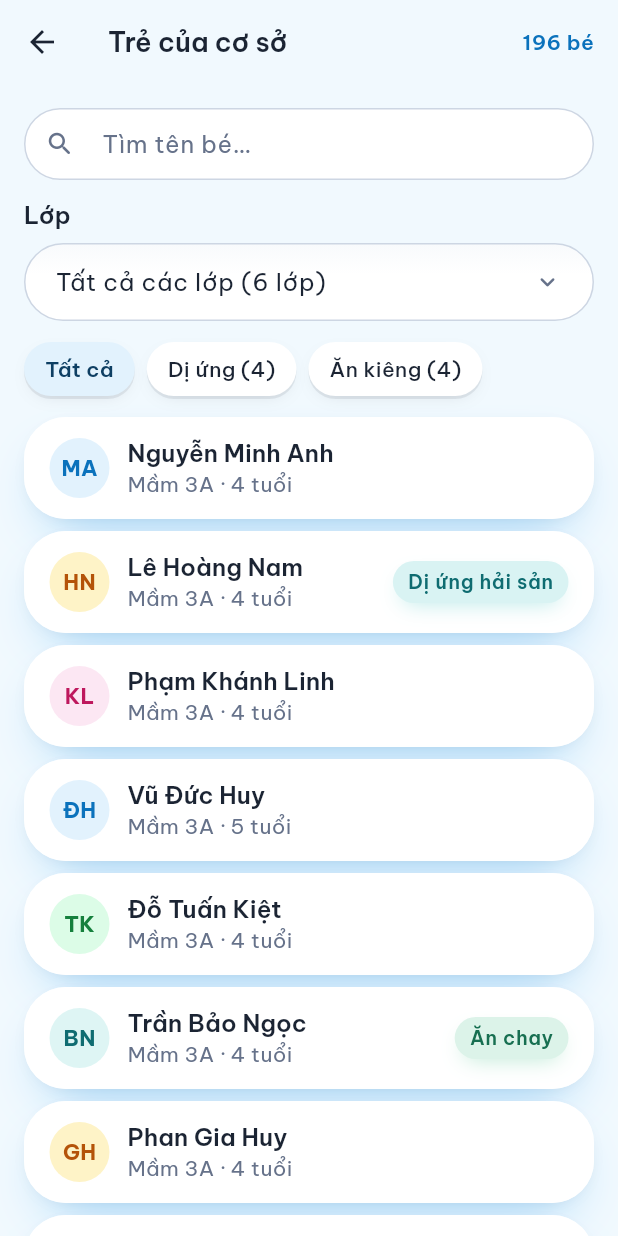
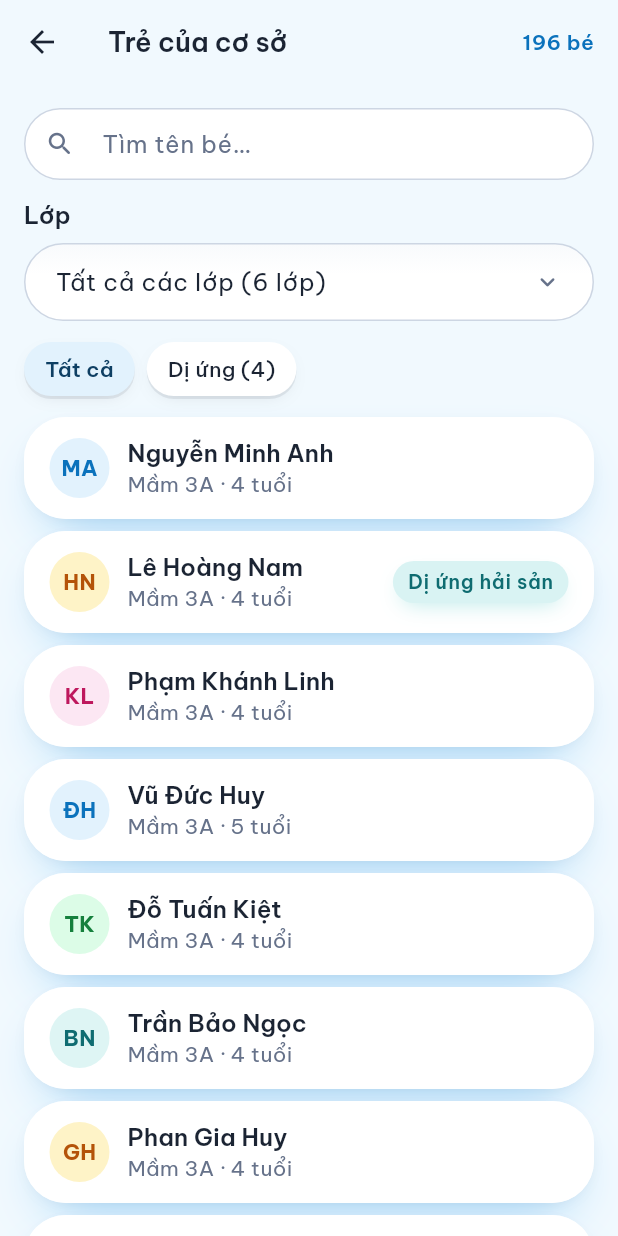
Before and after one commit to thang-04/CareNest_APP, a Flutter app: the CampusChildrenScreen screen opened directly, on a phone screen of 412 x 824 dp. Run offline on Flutter 3.47's test engine with Material 3 defaults, Android fonts, the phone set to English and light mode, and no system bars; our stand-ins replace go_router.

Commit message:
G94-194: Remove vegetarian labels from App screens
- Show only allergy tags on class, campus, meal count and menu screens
- Drop the diet filter and vegetarian alternative menus from fake data

```diff
--- a/lib/features/campus_children/data/fake_campus_children_source.dart
+++ b/lib/features/campus_children/data/fake_campus_children_source.dart
@@ -5,7 +5,7 @@ import 'package:carenest_app/features/parent_home/data/fake_parent_home_source.d
 
 /// Dữ liệu giả mockup V10 / H06: cơ sở chính 6 lớp, 196 trẻ (khớp V01: 182 có mặt + 9 có phép + 5 vắng);
 /// cơ sở 2 có 5 lớp, 138 trẻ (toàn trường 334, khớp H01). Mầm 3A lấy từ danh sách lớp của Giáo viên;
-/// ghi chú dị ứng / ăn chay các lớp cơ sở chính khớp K03. Tên là giả.
+/// ghi chú dị ứng các lớp cơ sở chính khớp K03. Tên là giả.
 class FakeCampusChildrenSource implements CampusChildrenSource {
   FakeCampusChildrenSource({
     this.mode = FakeMode.data,
@@ -47,7 +47,7 @@ class FakeCampusChildrenSource implements CampusChildrenSource {
       'Chồi 1 (CS2)',
       28,
       '5 tuổi',
-      [('Lã Bảo Nhi', RosterTag(RosterTagKind.diet, 'Ăn chay'))],
+      <(String, RosterTag?)>[('Lã Bảo Nhi', null)],
     ),
     ('cs2-la-1', 'Lá 1 (CS2)', 30, '6 tuổi', <(String, RosterTag?)>[]),
     (
@@ -66,10 +66,7 @@ class FakeCampusChildrenSource implements CampusChildrenSource {
       'Chồi 1',
       33,
       '5 tuổi',
-      [
-        ('Vương Thục Anh', RosterTag(RosterTagKind.diet, 'Ăn chay')),
-        ('Hà Minh Quân', RosterTag(RosterTagKind.diet, 'Ăn chay')),
-      ],
+      <(String, RosterTag?)>[('Vương Thục Anh', null), ('Hà Minh Quân', null)],
     ),
     (
       'class-choi-2',
@@ -99,10 +96,7 @@ class FakeCampusChildrenSource implements CampusChildrenSource {
       'Lá 2',
       38,
       '6 tuổi',
-      [
-        ('Phan Đức Mạnh', null),
-        ('Lục Diệu Linh', RosterTag(RosterTagKind.diet, 'Ăn chay')),
-      ],
+      [('Phan Đức Mạnh', null), ('Lục Diệu Linh', null)],
     ),
   ];
 
@@ -165,7 +159,7 @@ class FakeCampusChildrenSource implements CampusChildrenSource {
         ageLabel: kid.ageLabel,
         // Trạng thái trong ngày (nghỉ ốm) không thuộc danh sách cơ sở
         tag: switch (kid.tag?.kind) {
-          RosterTagKind.allergy || RosterTagKind.diet => kid.tag,
+          RosterTagKind.allergy => kid.tag,
           _ => null,
         },
       ),
--- a/lib/features/campus_children/presentation/screens/campus_children_screen.dart
+++ b/lib/features/campus_children/presentation/screens/campus_children_screen.dart
@@ -18,7 +18,7 @@ import 'package:carenest_app/features/campus_children/domain/campus_children.dar
 import 'package:carenest_app/features/class_roster/domain/class_roster.dart';
 import 'package:carenest_app/features/class_roster/presentation/screens/class_roster_screen.dart';
 
-enum _TagFilter { all, allergy, diet }
+enum _TagFilter { all, allergy }
 
 /// Phó HT · Trẻ của cơ sở (chỉ xem) — mockup V10. Chỉ trẻ thuộc cơ sở được phân công (AUTH-02);
 /// ghi chú dị ứng / chế độ ăn là mã BE trả (HLT-06). Thêm trẻ, xếp lớp làm trên Web.
@@ -53,7 +53,6 @@ class _CampusChildrenScreenState extends State<CampusChildrenScreen> {
   bool _matchesTag(CampusChild child) => switch (_tag) {
     _TagFilter.all => true,
     _TagFilter.allergy => child.tag?.kind == RosterTagKind.allergy,
-    _TagFilter.diet => child.tag?.kind == RosterTagKind.diet,
   };
 
   void _pickClass(CampusChildren data) {
@@ -127,10 +126,6 @@ class _CampusChildrenScreenState extends State<CampusChildrenScreen> {
                   (
                     _TagFilter.allergy,
                     'Dị ứng (${inClass.where((child) => child.tag?.kind == RosterTagKind.allergy).length})',
-                  ),
-                  (
-                    _TagFilter.diet,
-                    'Ăn kiêng (${inClass.where((child) => child.tag?.kind == RosterTagKind.diet).length})',
                   ),
                 ])
                   AppFilterChip(
--- a/lib/features/class_roster/data/fake_class_roster_source.dart
+++ b/lib/features/class_roster/data/fake_class_roster_source.dart
@@ -47,7 +47,6 @@ class FakeClassRosterSource implements ClassRosterSource {
       fullName: 'Trần Bảo Ngọc',
       ageLabel: '4 tuổi',
       guardianLine: 'Mẹ: 0911 999 000',
-      tag: RosterTag(RosterTagKind.diet, 'Ăn chay'),
     ),
     RosterKid(
       id: 'k-07',
--- a/lib/features/class_roster/domain/class_roster.dart
+++ b/lib/features/class_roster/domain/class_roster.dart
@@ -1,7 +1,7 @@
 import 'package:flutter/foundation.dart';
 
 /// Ghi chú nổi bật của trẻ trong lớp — mã BE trả (dị ứng HLT-06, chế độ ăn, đang nghỉ).
-enum RosterTagKind { allergy, leave, meal, diet }
+enum RosterTagKind { allergy, leave, meal }
 
 @immutable
 class RosterTag {
--- a/lib/features/class_roster/presentation/screens/class_roster_screen.dart
+++ b/lib/features/class_roster/presentation/screens/class_roster_screen.dart
@@ -19,7 +19,6 @@ extension RosterTagView on RosterTag {
     RosterTagKind.allergy => AppStatusTone.teal,
     RosterTagKind.leave => AppStatusTone.orange,
     RosterTagKind.meal => AppStatusTone.approval,
-    RosterTagKind.diet => AppStatusTone.green,
   };
 }
 
--- a/lib/features/kitchen_meals/data/fake_kitchen_meals_source.dart
+++ b/lib/features/kitchen_meals/data/fake_kitchen_meals_source.dart
@@ -25,7 +25,7 @@ class FakeKitchenMealsSource implements KitchenMealsSource {
       className: 'Chồi 1',
       regular: 29,
       alternative: 2,
-      note: 'ăn chay',
+      note: 'dị ứng trứng',
     ),
     ClassMealCount(
       className: 'Chồi 2',
@@ -43,7 +43,7 @@ class FakeKitchenMealsSource implements KitchenMealsSource {
       className: 'Lá 2',
       regular: 35,
       alternative: 1,
-      note: 'ăn chay',
+      note: 'dị ứng sữa bò',
     ),
   ];
 
--- a/lib/features/kitchen_meals/domain/kitchen_meals.dart
+++ b/lib/features/kitchen_meals/domain/kitchen_meals.dart
@@ -15,7 +15,7 @@ class ClassMealCount {
   final int regular;
   final int alternative;
 
-  /// "dị ứng hải sản", "ăn chay"
+  /// "dị ứng hải sản", "dị ứng trứng" — chỉ dị ứng (HLT-06), không có ăn chay
   final String? note;
 
   /// Lớp có số đổi do GV sửa điểm danh khi mở lại (NUT-04) ⇒ tô nhẹ dòng.
--- a/lib/features/school_menu/domain/school_menu.dart
+++ b/lib/features/school_menu/domain/school_menu.dart
@@ -2,7 +2,7 @@ import 'package:flutter/foundation.dart';
 
 import 'package:carenest_app/features/parent_menu/domain/weekly_menu.dart';
 
-/// Thực đơn thay thế cho trẻ dị ứng / ăn chay ở mức cần để nấu: số bé, đổi món — không tên trẻ (AUTH-05).
+/// Thực đơn thay thế cho trẻ dị ứng (HLT-06; không có ăn chay) ở mức cần để nấu: số bé, đổi món — không tên trẻ (AUTH-05).
 @immutable
 class AlternativeMenu {
   const AlternativeMenu({
--- a/lib/features/vice_principal_home/data/fake_campus_today_source.dart
+++ b/lib/features/vice_principal_home/data/fake_campus_today_source.dart
@@ -144,8 +144,7 @@ class FakeCampusTodaySource implements CampusTodaySource {
               CampusTask(
                 kind: CampusTaskKind.children,
                 title: 'Trẻ của cơ sở',
-                subtitle:
-                    '${children.length} bé · $special bé dị ứng / ăn kiêng',
+                subtitle: '${children.length} bé · $special bé dị ứng',
                 badge: 'Xem',
                 level: CampusBadgeLevel.view,
               ),
```
Also changed, not shown: lib/features/school_menu/data/fake_school_menu_source.dart (+1 -20 lines), 3 other files.
